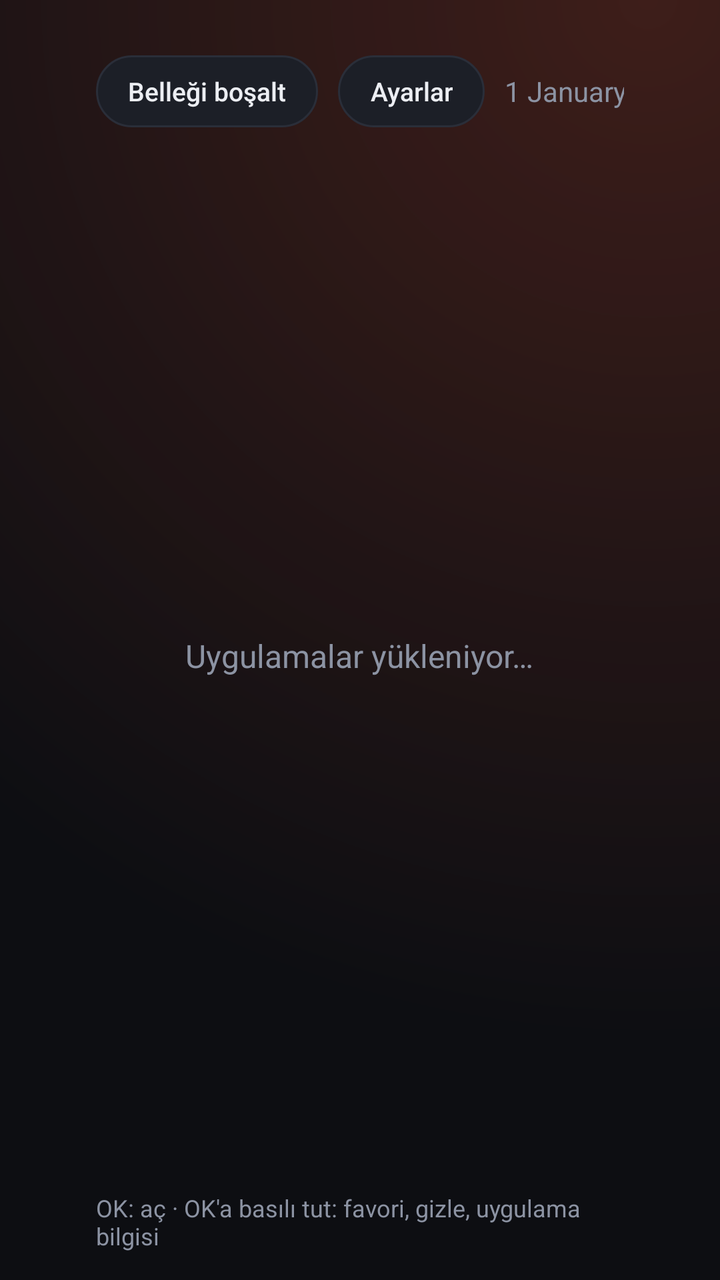
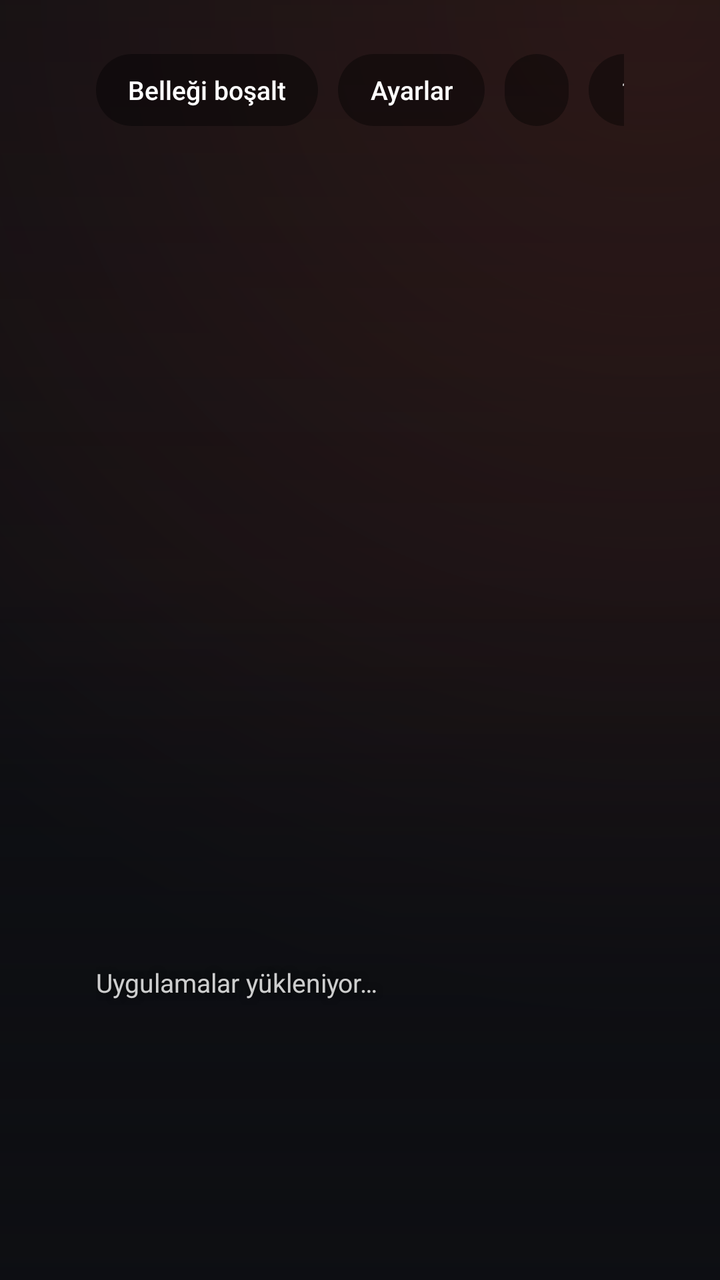

Compare the two renders of this Android layout. The source of the first and the diff that turns it into the second are given below.
<!-- AndroidManifest.xml: application theme HomeTheme -->
<!-- res/layout/activity_home.xml -->
<?xml version="1.0" encoding="utf-8"?>
<LinearLayout xmlns:android="http://schemas.android.com/apk/res/android"
    android:layout_width="match_parent"
    android:layout_height="match_parent"
    android:clipChildren="false"
    android:orientation="vertical"
    android:paddingStart="48dp"
    android:paddingTop="27dp"
    android:paddingEnd="48dp">

    <LinearLayout
        android:layout_width="match_parent"
        android:layout_height="wrap_content"
        android:gravity="center_vertical"
        android:orientation="horizontal">

        <Button
            android:id="@+id/freeMemory"
            style="@style/Chip"
            android:nextFocusDown="@+id/grid"
            android:text="@string/free_memory" />

        <Button
            android:id="@+id/settings"
            style="@style/Chip"
            android:nextFocusDown="@+id/grid"
            android:text="@string/settings" />

        <Button
            android:id="@+id/hidden"
            style="@style/Chip"
            android:nextFocusDown="@+id/grid"
            android:visibility="gone" />

        <View
            android:layout_width="0dp"
            android:layout_height="1dp"
            android:layout_weight="1" />

        <TextClock
            android:layout_width="wrap_content"
            android:layout_height="wrap_content"
            android:layout_marginEnd="14dp"
            android:format12Hour="d MMMM EEEE"
            android:format24Hour="d MMMM EEEE"
            android:textColor="@color/muted"
            android:textSize="14sp" />

        <TextClock
            android:layout_width="wrap_content"
            android:layout_height="wrap_content"
            android:format12Hour="HH:mm"
            android:format24Hour="HH:mm"
            android:textColor="@color/text"
            android:textSize="28sp"
            android:textStyle="bold" />
    </LinearLayout>

    <FrameLayout
        android:layout_width="match_parent"
        android:layout_height="0dp"
        android:layout_weight="1"
        android:clipChildren="false">

        <GridView
            android:id="@+id/grid"
            android:layout_width="match_parent"
            android:layout_height="match_parent"
            android:clipChildren="false"
            android:clipToPadding="false"
            android:horizontalSpacing="14dp"
            android:listSelector="@android:color/transparent"
            android:nextFocusUp="@id/freeMemory"
            android:numColumns="5"
            android:paddingStart="8dp"
            android:paddingTop="18dp"
            android:paddingEnd="8dp"
            android:paddingBottom="18dp"
            android:scrollbars="none"
            android:stretchMode="columnWidth"
            android:verticalSpacing="14dp" />

        <TextView
            android:id="@+id/empty"
            android:layout_width="wrap_content"
            android:layout_height="wrap_content"
            android:layout_gravity="center"
            android:text="@string/loading"
            android:textColor="@color/muted"
            android:textSize="16sp" />
    </FrameLayout>

    <TextView
        android:layout_width="match_parent"
        android:layout_height="wrap_content"
        android:paddingTop="4dp"
        android:paddingBottom="14dp"
        android:text="@string/hint"
        android:textColor="@color/muted"
        android:textSize="12sp" />
</LinearLayout>
<!-- resources referenced by this layout -->
<resources>
  <color name="muted">#8C93A3</color>
  <color name="text">#ECEEF3</color>
  <string name="free_memory">Belleği boşalt</string>
  <string name="hint">OK: aç  ·  OK\'a basılı tut: favori, gizle, uygulama bilgisi</string>
  <string name="loading">Uygulamalar yükleniyor…</string>
  <string name="settings">Ayarlar</string>
  <style name="Chip">
          <item name="android:layout_width">wrap_content</item>
          <item name="android:layout_height">36dp</item>
          <item name="android:layout_marginEnd">10dp</item>
          <item name="android:background">@drawable/chip_bg</item>
          <item name="android:paddingStart">16dp</item>
          <item name="android:paddingEnd">16dp</item>
          <item name="android:minWidth">0dp</item>
          <item name="android:textAllCaps">false</item>
          <item name="android:textColor">@color/text</item>
          <item name="android:textSize">13sp</item>
          <item name="android:focusable">true</item>
          <item name="android:stateListAnimator">@null</item>
      </style>
  <style name="HomeTheme" parent="android:Theme.Material.NoActionBar">
          <item name="android:colorAccent">@color/accent</item>
          <item name="android:windowBackground">@drawable/home_bg</item>
          <item name="android:windowFullscreen">true</item>
          <item name="android:textColorPrimary">@color/text</item>
          <item name="android:textColorSecondary">@color/muted</item>
      </style>
  <!-- drawable chip_bg (drawable) -->
  <?xml version="1.0" encoding="utf-8"?>
  <selector xmlns:android="http://schemas.android.com/apk/res/android">
      <item android:state_focused="true">
          <shape><corners android:radius="18dp" /><solid android:color="@color/accent" /></shape>
      </item>
      <item>
          <shape>
              <corners android:radius="18dp" />
              <solid android:color="@color/surface2" />
              <stroke android:width="1dp" android:color="@color/line" />
          </shape>
      </item>
  </selector>
  <color name="accent">#FF5A36</color>
  <!-- drawable home_bg (drawable) -->
  <?xml version="1.0" encoding="utf-8"?>
  <layer-list xmlns:android="http://schemas.android.com/apk/res/android">
      <item><color android:color="@color/bg" /></item>
      <item>
          <shape>
              <gradient
                  android:centerX="0.9"
                  android:centerY="0"
                  android:endColor="#000D0E12"
                  android:gradientRadius="520dp"
                  android:startColor="#33FF5A36"
                  android:type="radial" />
          </shape>
      </item>
  </layer-list>
  <color name="surface2">#1C1F27</color>
  <color name="line">#2A2E39</color>
  <color name="bg">#0D0E12</color>
</resources>

<!-- the commit's change to res/layout/activity_home.xml (unified diff, before → after) -->
@@ -1,101 +1,138 @@
 <?xml version="1.0" encoding="utf-8"?>
-<LinearLayout xmlns:android="http://schemas.android.com/apk/res/android"
+<FrameLayout xmlns:android="http://schemas.android.com/apk/res/android"
     android:layout_width="match_parent"
     android:layout_height="match_parent"
-    android:clipChildren="false"
-    android:orientation="vertical"
-    android:paddingStart="48dp"
-    android:paddingTop="27dp"
-    android:paddingEnd="48dp">
+    android:clipChildren="false">
+
+    
+    <ImageView
+        android:id="@+id/backdrop"
+        android:layout_width="match_parent"
+        android:layout_height="match_parent"
+        android:contentDescription="@null"
+        android:scaleType="centerCrop" />
+
+    <View
+        android:layout_width="match_parent"
+        android:layout_height="match_parent"
+        android:background="@drawable/scrim" />
 
     <LinearLayout
         android:layout_width="match_parent"
-        android:layout_height="wrap_content"
-        android:gravity="center_vertical"
-        android:orientation="horizontal">
+        android:layout_height="match_parent"
+        android:clipChildren="false"
+        android:orientation="vertical"
+        android:paddingStart="48dp"
+        android:paddingTop="27dp"
+        android:paddingEnd="48dp">
 
-        <Button
-            android:id="@+id/freeMemory"
-            style="@style/Chip"
-            android:nextFocusDown="@+id/grid"
-            android:text="@string/free_memory" />
+        <LinearLayout
+            android:layout_width="match_parent"
+            android:layout_height="wrap_content"
+            android:gravity="center_vertical"
+            android:orientation="horizontal">
 
-        <Button
-            android:id="@+id/settings"
-            style="@style/Chip"
-            android:nextFocusDown="@+id/grid"
-            android:text="@string/settings" />
+            <Button
+                android:id="@+id/freeMemory"
+                style="@style/Chip"
+                android:nextFocusDown="@+id/grid"
+                android:text="@string/free_memory" />
 
-        <Button
-            android:id="@+id/hidden"
-            style="@style/Chip"
-            android:nextFocusDown="@+id/grid"
-            android:visibility="gone" />
+            <Button
+                android:id="@+id/settings"
+                style="@style/Chip"
+                android:nextFocusDown="@+id/grid"
+                android:text="@string/settings" />
+
+            <Button
+                android:id="@+id/keeper"
+                style="@style/Chip"
+                android:nextFocusDown="@+id/grid" />
+
+            <Button
+                android:id="@+id/hidden"
+                style="@style/Chip"
+                android:nextFocusDown="@+id/grid"
+                android:visibility="gone" />
+
+            <View
+                android:layout_width="0dp"
+                android:layout_height="1dp"
+                android:layout_weight="1" />
+
+            <LinearLayout
+                android:layout_width="wrap_content"
+                android:layout_height="36dp"
+                android:background="@drawable/pill_bg"
+                android:gravity="center_vertical"
+                android:orientation="horizontal"
+                android:paddingStart="16dp"
+                android:paddingEnd="16dp">
+
+                <TextClock
+                    android:layout_width="wrap_content"
+                    android:layout_height="wrap_content"
+                    android:layout_marginEnd="10dp"
+                    android:format12Hour="d MMMM EEEE"
+                    android:format24Hour="d MMMM EEEE"
+                    android:textColor="#CCFFFFFF"
+                    android:textSize="13sp" />
+
+                <TextClock
+                    android:layout_width="wrap_content"
+                    android:layout_height="wrap_content"
+                    android:format12Hour="HH:mm"
+                    android:format24Hour="HH:mm"
+                    android:textColor="#FFFFFF"
+                    android:textSize="16sp"
+                    android:textStyle="bold" />
+            </LinearLayout>
+        </LinearLayout>
 
         <View
-            android:layout_width="0dp"
-            android:layout_height="1dp"
+            android:layout_width="1dp"
+            android:layout_height="0dp"
             android:layout_weight="1" />
 
-        <TextClock
-            android:layout_width="wrap_content"
+        <TextView
+            android:id="@+id/title"
+            android:layout_width="match_parent"
             android:layout_height="wrap_content"
-            android:layout_marginEnd="14dp"
-            android:format12Hour="d MMMM EEEE"
-            android:format24Hour="d MMMM EEEE"
-            android:textColor="@color/muted"
-            android:textSize="14sp" />
+            android:ellipsize="end"
+            android:maxLines="1"
+            android:shadowColor="#AA000000"
+            android:shadowDy="2"
+            android:shadowRadius="12"
+            android:textColor="#FFFFFF"
+            android:textSize="38sp"
+            android:textStyle="bold" />
 
-        <TextClock
-            android:layout_width="wrap_content"
+        <TextView
+            android:id="@+id/subtitle"
+            android:layout_width="match_parent"
             android:layout_height="wrap_content"
-            android:format12Hour="HH:mm"
-            android:format24Hour="HH:mm"
-            android:textColor="@color/text"
-            android:textSize="28sp"
-            android:textStyle="bold" />
-    </LinearLayout>
+            android:shadowColor="#AA000000"
+            android:shadowRadius="8"
+            android:text="@string/loading"
+            android:textColor="#CCFFFFFF"
+            android:textSize="13sp" />
 
-    <FrameLayout
-        android:layout_width="match_parent"
-        android:layout_height="0dp"
-        android:layout_weight="1"
-        android:clipChildren="false">
-
+        
         <GridView
             android:id="@+id/grid"
             android:layout_width="match_parent"
-            android:layout_height="match_parent"
+            android:layout_height="140dp"
             android:clipChildren="false"
             android:clipToPadding="false"
             android:horizontalSpacing="14dp"
             android:listSelector="@android:color/transparent"
             android:nextFocusUp="@id/freeMemory"
-            android:numColumns="5"
+            android:numColumns="6"
             android:paddingStart="8dp"
-            android:paddingTop="18dp"
+            android:paddingTop="16dp"
             android:paddingEnd="8dp"
-            android:paddingBottom="18dp"
             android:scrollbars="none"
             android:stretchMode="columnWidth"
             android:verticalSpacing="14dp" />
-
-        <TextView
-            android:id="@+id/empty"
-            android:layout_width="wrap_content"
-            android:layout_height="wrap_content"
-            android:layout_gravity="center"
-            android:text="@string/loading"
-            android:textColor="@color/muted"
-            android:textSize="16sp" />
-    </FrameLayout>
-
-    <TextView
-        android:layout_width="match_parent"
-        android:layout_height="wrap_content"
-        android:paddingTop="4dp"
-        android:paddingBottom="14dp"
-        android:text="@string/hint"
-        android:textColor="@color/muted"
-        android:textSize="12sp" />
-</LinearLayout>
+    </LinearLayout>
+</FrameLayout>
<!-- resource entries referenced after the edit -->
@@ -1,9 +1,24 @@
 <!-- resources referenced by this layout -->
 <resources>
+  <!-- drawable pill_bg (drawable) -->
+  <?xml version="1.0" encoding="utf-8"?>
+  <shape xmlns:android="http://schemas.android.com/apk/res/android">
+      <corners android:radius="18dp" />
+      <solid android:color="#66000000" />
+  </shape>
+  <!-- drawable scrim (drawable) -->
+  <?xml version="1.0" encoding="utf-8"?>
+  <shape xmlns:android="http://schemas.android.com/apk/res/android">
+      <gradient
+          android:angle="90"
+          android:centerColor="#330D0E12"
+          android:centerY="0.55"
+          android:endColor="#660D0E12"
+          android:startColor="#F00D0E12" />
+  </shape>
   <color name="muted">#8C93A3</color>
   <color name="text">#ECEEF3</color>
   <string name="free_memory">Belleği boşalt</string>
-  <string name="hint">OK: aç  ·  OK\'a basılı tut: favori, gizle, uygulama bilgisi</string>
   <string name="loading">Uygulamalar yükleniyor…</string>
   <string name="settings">Ayarlar</string>
   <style name="Chip">
@@ -15,7 +30,7 @@
           <item name="android:paddingEnd">16dp</item>
           <item name="android:minWidth">0dp</item>
           <item name="android:textAllCaps">false</item>
-          <item name="android:textColor">@color/text</item>
+          <item name="android:textColor">@color/chip_text</item>
           <item name="android:textSize">13sp</item>
           <item name="android:focusable">true</item>
           <item name="android:stateListAnimator">@null</item>
@@ -31,14 +46,10 @@
   <?xml version="1.0" encoding="utf-8"?>
   <selector xmlns:android="http://schemas.android.com/apk/res/android">
       <item android:state_focused="true">
-          <shape><corners android:radius="18dp" /><solid android:color="@color/accent" /></shape>
+          <shape><corners android:radius="18dp" /><solid android:color="#FFFFFF" /></shape>
       </item>
       <item>
-          <shape>
-              <corners android:radius="18dp" />
-              <solid android:color="@color/surface2" />
-              <stroke android:width="1dp" android:color="@color/line" />
-          </shape>
+          <shape><corners android:radius="18dp" /><solid android:color="#66000000" /></shape>
       </item>
   </selector>
   <color name="accent">#FF5A36</color>
@@ -58,8 +69,6 @@
           </shape>
       </item>
   </layer-list>
-  <color name="surface2">#1C1F27</color>
-  <color name="line">#2A2E39</color>
   <color name="bg">#0D0E12</color>
 </resources>
 
